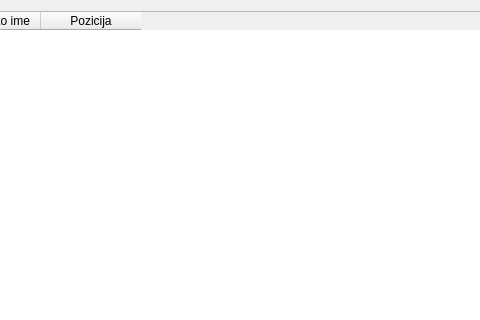
Above: Vigor/POVI/empoyersview.ui from Loptica23/POVI before the change; both pictures show x 271 to 751 and y 0 to 320 of the 1055 by 648 pixel window. Below: the same form after it.
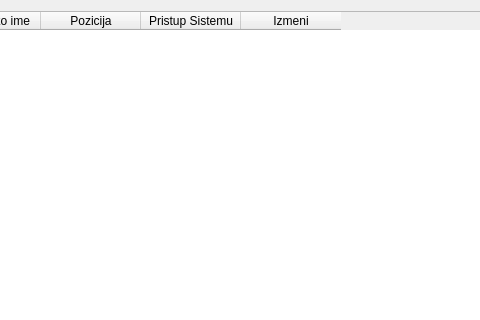
That is the form after the change.

Patch:
```diff
--- a/Vigor/POVI/empoyersview.ui
+++ b/Vigor/POVI/empoyersview.ui
@@ -36,6 +36,16 @@
        <string>Pozicija</string>
       </property>
      </column>
+     <column>
+      <property name="text">
+       <string>Pristup Sistemu</string>
+      </property>
+     </column>
+     <column>
+      <property name="text">
+       <string>Izmeni</string>
+      </property>
+     </column>
     </widget>
    </item>
    <item>
```
